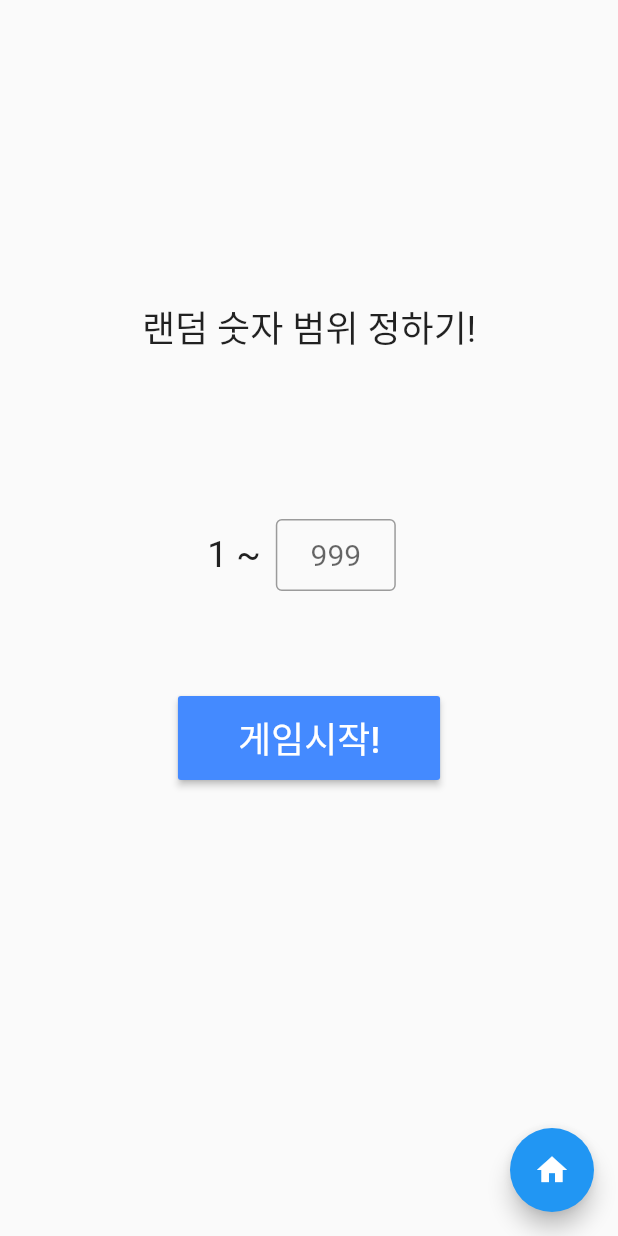
After one commit to Ever2after/randomGame, a Flutter app: the screen it shows after launch, after a tap on "Up & Down", on a phone screen of 412 x 824 dp. The commit adds this screen. Run offline on Flutter 3.47's test engine with Material 2 defaults, Android fonts, the phone set to English and light mode, and no system bars; missing offline and left inert: dart:ffi, noise_meter.

Commit message:
up&down game update

```diff
--- /dev/null
+++ b/lib/games/up&down.dart
@@ -0,0 +1,205 @@
+import 'dart:ffi';
+
+import 'package:flutter/cupertino.dart';
+import 'package:flutter/material.dart';
+import 'dart:math';
+import 'package:flutter/services.dart';
+
+class UpDown extends StatefulWidget {
+  @override
+  _UpDownState createState() => _UpDownState();
+}
+
+class _UpDownState extends State<UpDown> {
+  final _myController = TextEditingController();
+  int _maxNum = 100;
+  int _targetNum = 1;
+  bool _gameStarted = false;
+  bool _hasInserted = false;
+  bool _up = false;
+  bool _hasCorrect = false;
+  @override
+  Widget build(BuildContext context) {
+    return MaterialApp(
+      home: SafeArea(
+        child: Scaffold(
+          body: _gameStarted ? _inGame() : _beforeGame(),
+          floatingActionButton: FloatingActionButton(
+            child: Icon(Icons.home),
+            onPressed: () {
+              Navigator.pop(context);
+            },
+          ),
+        ),
+      ),
+    );
+  }
+
+  Widget _beforeGame() {
+    return Column(
+      children: <Widget>[
+        Container(
+          child: Text(
+            '랜덤 숫자 범위 정하기!',
+            style: TextStyle(
+              fontSize: 24,
+            ),
+          ),
+          padding: EdgeInsets.fromLTRB(0, 200, 0, 100),
+        ),
+        Row(
+          mainAxisAlignment: MainAxisAlignment.center,
+          children: <Widget>[
+            Text(
+              '1 ~',
+              style: TextStyle(
+                fontSize: 24,
+              ),
+            ),
+            Container(
+              width: 100,
+              padding: EdgeInsets.all(10),
+              child: TextField(
+                textAlign: TextAlign.center,
+                style: TextStyle(
+                  fontSize: 20,
+                ),
+                decoration: InputDecoration(
+                  contentPadding: EdgeInsets.all(0),
+                  border: OutlineInputBorder(),
+                  hintText: '999',
+                ),
+                keyboardType: TextInputType.number,
+                inputFormatters: <TextInputFormatter>[
+                  WhitelistingTextInputFormatter.digitsOnly
+                ],
+                controller: _myController,
+              ),
+            ),
+          ],
+        ),
+        SizedBox(
+          height: 60,
+        ),
+        RaisedButton(
+          padding: EdgeInsets.fromLTRB(40, 10, 40, 10),
+          child: Text(
+            '게임시작!',
+            style: TextStyle(
+              fontSize: 24,
+              color: Colors.white,
+            ),
+          ),
+          color: Colors.blueAccent,
+          onPressed: () {
+            this.setState(() {
+              this._maxNum = int.parse(_myController.text);
+              if (_maxNum > 1000 || _maxNum < 2) {
+                if (_maxNum > 1000)
+                  _showDialog('999 이하의 숫자를 입력해주세요');
+                else
+                  _showDialog('2 이상의 숫자를 입력해주세요');
+                return;
+              }
+              this._targetNum = Random().nextInt(_maxNum);
+              _myController.clear();
+              this._gameStarted = true;
+            });
+          },
+        )
+      ],
+    );
+  }
+
+  Widget _inGame() {
+    return Center(
+        child: Column(
+            mainAxisAlignment: MainAxisAlignment.center,
+            crossAxisAlignment: CrossAxisAlignment.center,
+            children: <Widget>[
+          Container(
+            padding: EdgeInsets.only(bottom: 100),
+            child: Text(
+              !_hasInserted
+                  ? '숫자를 입력해주세요!'
+                  : (_hasCorrect ? 'CLAER!' : (_up ? 'UP!' : 'DOWN!')),
+              style: TextStyle(
+                fontSize: !_hasInserted ? 30 : 40,
+                color: !_hasInserted
+                    ? Colors.black
+                    : _hasCorrect
+                        ? Colors.greenAccent
+                        : _up ? Colors.blueAccent : Colors.redAccent,
+                fontWeight: FontWeight.bold,
+              ),
+            ),
+          ),
+          Container(
+            padding: EdgeInsets.only(bottom: 50),
+            width: 150,
+            child: TextField(
+              textAlign: TextAlign.center,
+              decoration: InputDecoration(
+                contentPadding: EdgeInsets.all(0),
+                border: OutlineInputBorder(),
+                hintText: '1 ~ $_maxNum',
+              ),
+              keyboardType: TextInputType.number,
+              inputFormatters: <TextInputFormatter>[
+                WhitelistingTextInputFormatter.digitsOnly
+              ],
+              controller: _myController,
+            ),
+          ),
+          RaisedButton(
+              padding: EdgeInsets.fromLTRB(30, 10, 30, 10),
+              color: _hasCorrect ? Colors.greenAccent : Colors.redAccent,
+              child: Text(
+                _hasCorrect ? '다시 시작' : '입력!',
+                style: TextStyle(
+                  fontSize: 20,
+                  color: Colors.white,
+                ),
+              ),
+              onPressed: () {
+                this.setState((){
+                  if (_hasCorrect) {
+                    _hasCorrect = false;
+                    _gameStarted = false;
+                    _myController.clear();
+                    _hasInserted = false;
+                  } else {
+                    _hasInserted = true;
+                    if (int.parse(_myController.text) > _targetNum)
+                      _up = false;
+                    else if (int.parse(_myController.text) < _targetNum)
+                      _up = true;
+                    else
+                      _hasCorrect = true;
+                  }
+                });
+              })
+        ]));
+  }
+
+  void _showDialog(_text) {
+    showDialog(
+      context: context,
+      builder: (BuildContext context) {
+        // return object of type Dialog
+        return AlertDialog(
+          title: new Text("경고!"),
+          content: new Text(_text),
+          actions: <Widget>[
+            new FlatButton(
+              child: new Text("닫기"),
+              onPressed: () {
+                Navigator.pop(context);
+              },
+            ),
+          ],
+        );
+      },
+    );
+  }
+}
--- a/lib/main.dart
+++ b/lib/main.dart
@@ -1,5 +1,6 @@
 import 'package:flutter/material.dart';
 import 'package:random_game/games/game1.dart';
+import 'package:random_game/games/up&down.dart';
 
 void main() {
   runApp(MyApp());
@@ -14,6 +15,7 @@ class MyApp extends StatelessWidget {
       initialRoute: '/',
       routes: {
         '/game1' : (context)=>Game1(),
+        '/upDown' : (context)=>UpDown(),
       },
     );
   }
@@ -57,7 +59,7 @@ class _HomePageState extends State<HomePage> {
                   childAspectRatio: 1.618,
                   children: <Widget>[
                     _gameSelect('images/game1.jpg', '클레오파트라', '/game1'),
-                    _gameSelect('images/game1.jpg', '클레오파트라', '/game1'),
+                    _gameSelect('images/game1.jpg', 'Up & Down', '/upDown'),
                     _gameSelect('images/game1.jpg', '클레오파트라', '/game1'),
                     _gameSelect('images/game1.jpg', '클레오파트라', '/game1'),
                   ],
```
